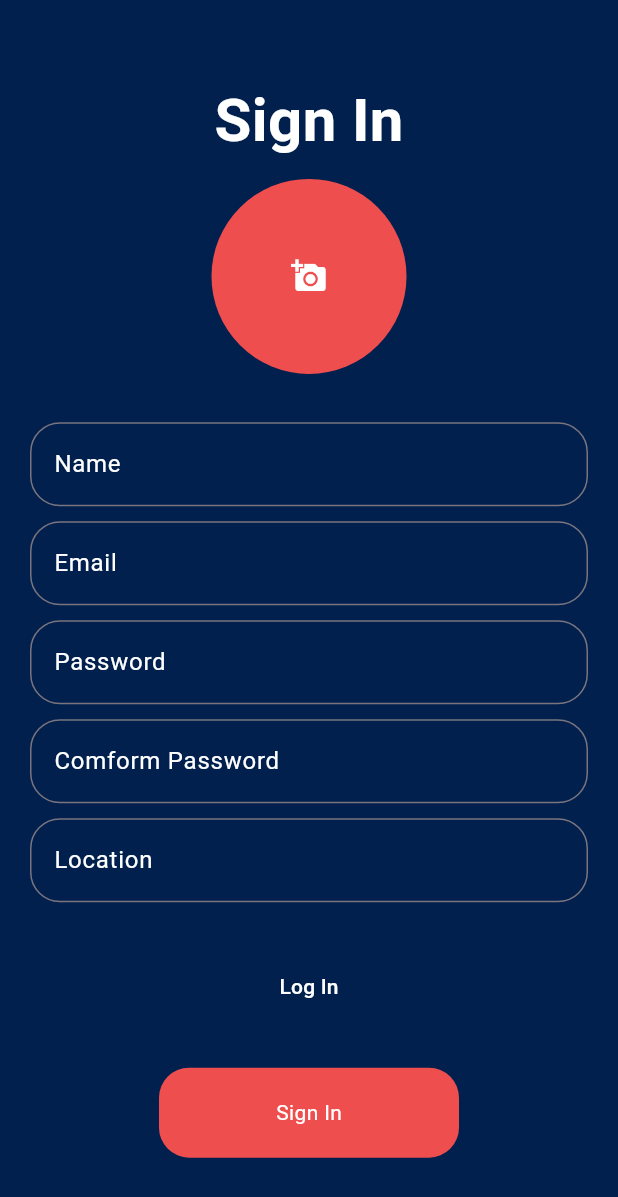
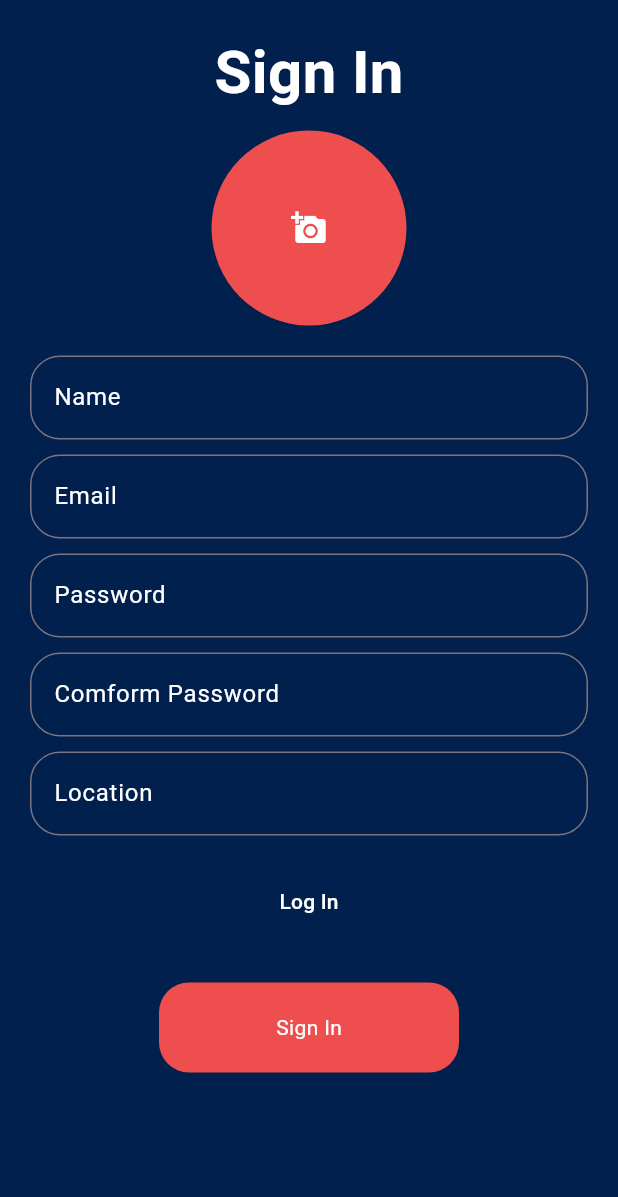
Before and after one commit to mohammedafreedps/recipelogger, a Flutter app: the SignInScreen screen opened directly, on a phone screen of 412 x 824 dp. Shown: the top 1197 px of the screen. Run offline on Flutter 3.47's test engine with Material 3 defaults, Android fonts, the phone set to English and light mode, and no system bars; our stand-ins replace bloc, cloud_firestore, firebase_auth, firebase_core, firebase_storage, flutter_bloc and 1 more; accounts and stored records are empty.

Commit message:
stage 1 UI overflow fixed

```diff
--- a/lib/precentation/screens/home_screen/widgets/user_added_recipes_tile.dart
+++ b/lib/precentation/screens/home_screen/widgets/user_added_recipes_tile.dart
@@ -24,13 +24,13 @@ Widget userAddedTile({required BuildContext context, required int index}) {
                   width: 10,
                 ),
                 SizedBox(
-                    width: 300,
+                    width: 200,
                     child: Text(
                       'by . ${recipes[index].userEmail.replaceAll('@gmail.com', '')}',
                       style: TextStyles.primaryNormal,
                     )),
                 SizedBox(
-                    width: 300,
+                    width: 200,
                     child: Text(
                       recipes[index].recipeName,
                       style: TextStyles.primaryBold.copyWith(fontSize: 20),
--- a/lib/precentation/screens/sign_in_screen/sign_in_screen.dart
+++ b/lib/precentation/screens/sign_in_screen/sign_in_screen.dart
@@ -29,19 +29,25 @@ class SignInScreen extends StatelessWidget {
             bottomSnakBar(context: context, message: state.message);
           }
         },
+        child: SingleChildScrollView(
           child: SafeArea(
             child: Padding(
               padding: const EdgeInsets.all(20),
               child: Column(
-              mainAxisAlignment: MainAxisAlignment.spaceEvenly,
                 children: [
                   addProfile(context: context),
+                  const SizedBox(
+                    height: 20,
+                  ),
                   fillUpSignIn(
                       name: nameController,
                       email: emailController,
                       password: passwordController,
                       comformPassword: comformPasswordController,
                       location: locationController),
+                  const SizedBox(
+                    height: 20,
+                  ),
                   signInButtons(
                       context: context,
                       name: nameController,
@@ -54,6 +60,7 @@ class SignInScreen extends StatelessWidget {
             ),
           ),
         ),
+      ),
     );
   }
 }
```
Lines whose indentation alone changed are shown as unchanged.
